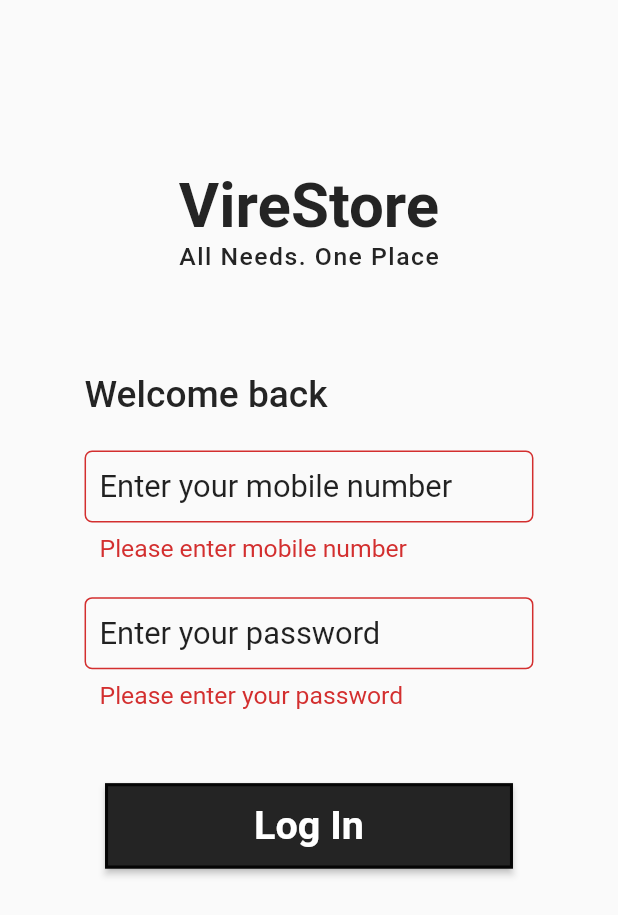
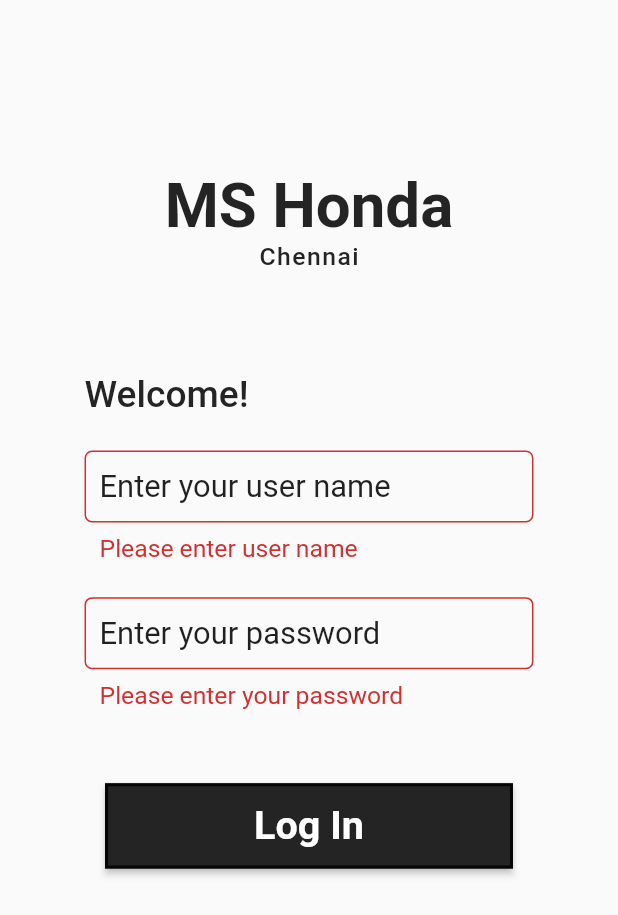
Before and after one commit to imsks/ms_honda_sales, a Flutter app: the LoginScreen screen opened directly, after a tap on "Log In", on a phone screen of 412 x 824 dp. Shown: the top 915 px of the screen. Run offline on Flutter 3.47's test engine with Material 2 defaults, Android fonts, the phone set to English and light mode, and no system bars; our stand-ins replace shared_preferences; accounts and stored records are empty; Roboto replaces fonts that are missing (Poppins); statements that could not run were skipped.

```diff
--- a/lib/screens/auth/login_screen.dart
+++ b/lib/screens/auth/login_screen.dart
@@ -2,6 +2,7 @@
 import 'package:ms_honda_sales/screens/cars/dashboard.dart';
 import 'package:ms_honda_sales/components/Button.dart';
 import 'package:ms_honda_sales/components/input_text_field.dart';
+import 'package:ms_honda_sales/services/sharedPrefs.dart';
 import 'package:ms_honda_sales/utilities/globalConstants.dart';
 import 'package:ms_honda_sales/utilities/styles/size_config.dart';
 import 'package:ms_honda_sales/utilities/constants/styles.dart';
@@ -21,8 +22,10 @@
   Future _submitform() async {
     if (_formKey.currentState.validate()) {
       try {
+        var sharedPref = SharedPref();
+        sharedPref.save('user', 123);
         Navigator.pop(context);
-        Navigator.pushReplacement(
+        Navigator.push(
             context, MaterialPageRoute(builder: (context) => CarsShowcase()));
       } catch (e) {
         print(e);
@@ -80,7 +83,7 @@
                           Align(
                             alignment: Alignment.topLeft,
                             child: Text(
-                              "Welcome back",
+                              "Welcome!",
                               style: TextStyle(
                                   fontSize: 3 * SizeConfig.heightMultiplier,
                                   color: kBlackColor,
@@ -91,7 +94,7 @@
                             height: 2.76 * SizeConfig.heightMultiplier,
                           ),
                           InputTextField(
-                            hintText: "Enter your mobile number",
+                            hintText: "Enter your user name",
                             choice: false,
                             onChanged: (value) {
                               setState(() {
@@ -100,10 +103,7 @@
                             },
                             validator: (value) {
                               if (value.isEmpty) {
-                                return 'Please enter mobile number';
-                              }
-                              if (value.length != 10) {
-                                return 'Please enter a valid mobile number';
+                                return 'Please enter user name';
                               }
                               return null;
                             },
--- a/lib/utilities/globalConstants.dart
+++ b/lib/utilities/globalConstants.dart
@@ -1,6 +1,7 @@
 import 'package:flutter/material.dart';
 
 const Color kBackgroundColor = Color(0xffE8E8E8);
+const Color kCardBackgroundColor = Color(0xffE8E8E8);
 const Color kPrimaryColor = Color(0xff565656);
 const Color kSecondaryColor = Color(0xffC8C8C8);
 
@@ -9,5 +10,5 @@
 const Color kGreyColor = Color(0xffbdbdbd);
 const kFontFamily = 'Poppins';
 
-const String kAppName = 'VireStore';
-const String kAppTagLine = 'All Needs. One Place';
+const String kAppName = 'MS Honda';
+const String kAppTagLine = 'Chennai';
--- a/lib/utilities/styles/size_config.dart
+++ b/lib/utilities/styles/size_config.dart
@@ -24,7 +24,5 @@
     textMultiplier = _blockSizeVertical;
     imageSizeMultiplier = _blockSizeHorizontal;
     heightMultiplier = _blockSizeVertical;
-    print(_blockSizeVertical);
-    print(_blockSizeHorizontal);
   }
 }
```
Also changed, not shown: lib/main.dart (+8 -10 lines), lib/screens/cars/dashboard.dart (+96 -3 lines), lib/services/wrapper.dart (added, +34 -0 lines).
